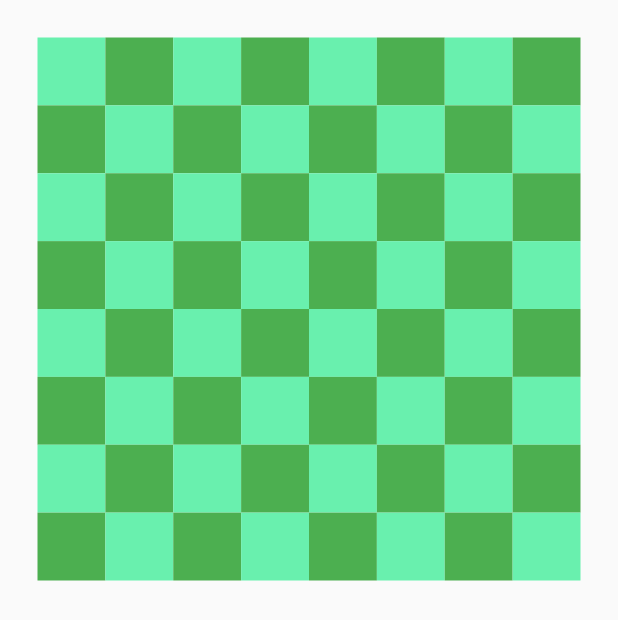
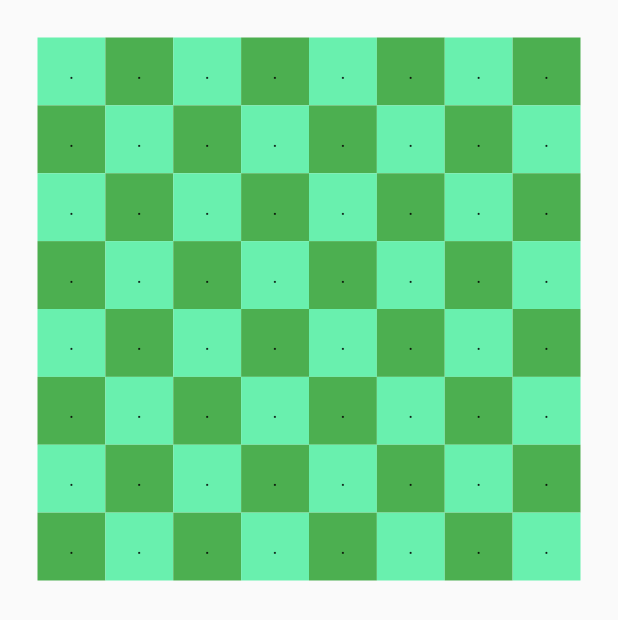
Before and after one commit to maotterson/flutter_widget_playground, a Flutter app: the screen it shows after launch, on a phone screen of 412 x 824 dp. Shown: the top 620 px of the screen. Run offline on Flutter 3.47's test engine with Material 2 defaults, Android fonts, the phone set to English and light mode, and no system bars.

Commit message:
add a pieceinfo field

```diff
--- a/lib/widgets/gameboard/game_board.dart
+++ b/lib/widgets/gameboard/game_board.dart
@@ -9,6 +9,8 @@ class GameBoardView extends StatefulWidget {
 }
 
 class _GameBoardViewState extends State<GameBoardView> {
+  var pieces = List.generate(8, (_) => List.filled(8, '.'));
+
   Color getColor(int index) {
     int row = index ~/ 8;
     Color cellColor =
@@ -22,7 +24,8 @@ class _GameBoardViewState extends State<GameBoardView> {
       crossAxisCount: 8,
       children: List.generate(64, (index) {
         return Center(
-          child: GameTile(color: getColor(index)),
+          child: GameTile(
+              color: getColor(index), pieceInfo: pieces[index ~/ 8][index % 8]),
         );
       }),
     );
--- a/lib/widgets/gameboard/game_tile.dart
+++ b/lib/widgets/gameboard/game_tile.dart
@@ -1,8 +1,10 @@
 import 'package:flutter/material.dart';
 
 class GameTile extends StatefulWidget {
-  const GameTile({Key? key, required this.color}) : super(key: key);
-  final Color? color;
+  const GameTile({Key? key, required this.color, required this.pieceInfo})
+      : super(key: key);
+  final Color color;
+  final String pieceInfo;
 
   @override
   State<GameTile> createState() => _GameTileState();
@@ -11,6 +13,10 @@ class GameTile extends StatefulWidget {
 class _GameTileState extends State<GameTile> {
   @override
   Widget build(BuildContext context) {
-    return Container(color: widget.color);
+    return Container(
+      constraints: BoxConstraints.expand(),
+      color: widget.color,
+      child: Center(child: Text(widget.pieceInfo)),
+    );
   }
 }
```
